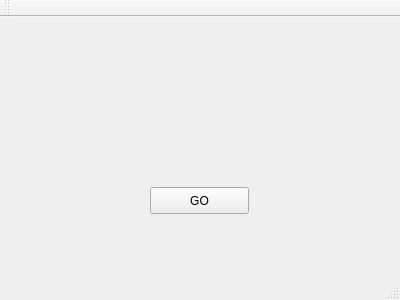
Above: FlashyTester/mainwindow.ui from ColinBose/flashy-card before the change. Below: the same form after it.
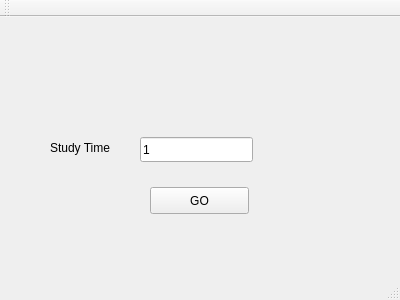
That is the form after the change.

```diff
--- a/FlashyTester/mainwindow.ui
+++ b/FlashyTester/mainwindow.ui
@@ -27,6 +27,32 @@
      <string>GO</string>
     </property>
    </widget>
+   <widget class="QLineEdit" name="delayEdit">
+    <property name="geometry">
+     <rect>
+      <x>140</x>
+      <y>120</y>
+      <width>113</width>
+      <height>25</height>
+     </rect>
+    </property>
+    <property name="text">
+     <string>1</string>
+    </property>
+   </widget>
+   <widget class="QLabel" name="label">
+    <property name="geometry">
+     <rect>
+      <x>50</x>
+      <y>120</y>
+      <width>81</width>
+      <height>21</height>
+     </rect>
+    </property>
+    <property name="text">
+     <string>Study Time</string>
+    </property>
+   </widget>
   </widget>
   <widget class="QMenuBar" name="menuBar">
    <property name="geometry">
```
Left out of the diff: 2 changed lines with no effect on the pictures.
